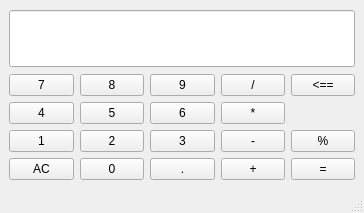
ignabelitzky/gui-simple-calculator, file calculator/calculator.ui: the form before one commit.
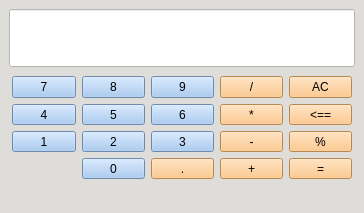
The form after the commit.

Commit message: Minor improvements on UI, correction on subtract and sum buttons actions

Diff of the .ui file:
```diff
--- a/calculator/calculator.ui
+++ b/calculator/calculator.ui
@@ -34,155 +34,335 @@
   <property name="windowTitle">
    <string>Calculator</string>
   </property>
+  <property name="styleSheet">
+   <string notr="true">background-color: rgb(222, 221, 218);</string>
+  </property>
   <widget class="QWidget" name="centralwidget">
    <layout class="QVBoxLayout" name="verticalLayout">
     <item>
      <widget class="QLineEdit" name="display_lineEdit">
       <property name="font">
        <font>
+        <family>URW Bookman</family>
         <pointsize>32</pointsize>
+        <weight>75</weight>
+        <bold>true</bold>
        </font>
       </property>
+      <property name="styleSheet">
+       <string notr="true">background-color: rgb(255, 255, 255);</string>
+      </property>
       <property name="alignment">
        <set>Qt::AlignRight|Qt::AlignTrailing|Qt::AlignVCenter</set>
       </property>
      </widget>
     </item>
     <item>
-     <layout class="QGridLayout" name="gridLayout">
-      <item row="0" column="1">
-       <widget class="QPushButton" name="eight_btn">
-        <property name="text">
-         <string>8</string>
+     <layout class="QGridLayout" name="gridLayout" rowstretch="0,0,0,0" columnstretch="0,0,0,0,0">
+      <property name="leftMargin">
+       <number>3</number>
+      </property>
+      <property name="topMargin">
+       <number>3</number>
+      </property>
+      <property name="rightMargin">
+       <number>3</number>
+      </property>
+      <property name="bottomMargin">
+       <number>3</number>
+      </property>
+      <item row="1" column="3">
+       <widget class="QPushButton" name="product_btn">
+        <property name="focusPolicy">
+         <enum>Qt::NoFocus</enum>
         </property>
-       </widget>
-      </item>
-      <item row="1" column="0">
-       <widget class="QPushButton" name="four_btn">
-        <property name="text">
-         <string>4</string>
+        <property name="styleSheet">
+         <string notr="true">background-color: rgb(255, 190, 111);
+
+
+selection-background-color: rgb(255, 120, 0);</string>
         </property>
-       </widget>
-      </item>
-      <item row="0" column="3">
-       <widget class="QPushButton" name="divide_btn">
         <property name="text">
-         <string>/</string>
-        </property>
-       </widget>
-      </item>
-      <item row="3" column="1">
-       <widget class="QPushButton" name="zero_btn">
-        <property name="text">
-         <string>0</string>
-        </property>
-       </widget>
-      </item>
-      <item row="3" column="0">
-       <widget class="QPushButton" name="clear_btn">
-        <property name="text">
-         <string>AC</string>
-        </property>
-       </widget>
-      </item>
-      <item row="3" column="3">
-       <widget class="QPushButton" name="sum_btn">
-        <property name="text">
-         <string>+</string>
-        </property>
-       </widget>
-      </item>
-      <item row="2" column="1">
-       <widget class="QPushButton" name="two_btn">
-        <property name="text">
-         <string>2</string>
-        </property>
-       </widget>
-      </item>
-      <item row="1" column="1">
-       <widget class="QPushButton" name="five_btn">
-        <property name="text">
-         <string>5</string>
+         <string>*</string>
         </property>
        </widget>
       </item>
       <item row="2" column="2">
        <widget class="QPushButton" name="three_btn">
+        <property name="focusPolicy">
+         <enum>Qt::NoFocus</enum>
+        </property>
+        <property name="styleSheet">
+         <string notr="true">background-color: rgb(153, 193, 241);</string>
+        </property>
         <property name="text">
          <string>3</string>
         </property>
        </widget>
       </item>
-      <item row="0" column="2">
-       <widget class="QPushButton" name="nine_btn">
+      <item row="1" column="1">
+       <widget class="QPushButton" name="five_btn">
+        <property name="focusPolicy">
+         <enum>Qt::NoFocus</enum>
+        </property>
+        <property name="styleSheet">
+         <string notr="true">background-color: rgb(153, 193, 241);</string>
+        </property>
         <property name="text">
-         <string>9</string>
+         <string>5</string>
+        </property>
+       </widget>
+      </item>
+      <item row="2" column="0">
+       <widget class="QPushButton" name="one_btn">
+        <property name="focusPolicy">
+         <enum>Qt::NoFocus</enum>
+        </property>
+        <property name="styleSheet">
+         <string notr="true">background-color: rgb(153, 193, 241);</string>
+        </property>
+        <property name="text">
+         <string>1</string>
         </property>
        </widget>
       </item>
       <item row="0" column="0">
        <widget class="QPushButton" name="seven_btn">
+        <property name="focusPolicy">
+         <enum>Qt::NoFocus</enum>
+        </property>
+        <property name="styleSheet">
+         <string notr="true">background-color: rgb(153, 193, 241);</string>
+        </property>
         <property name="text">
          <string>7</string>
         </property>
        </widget>
       </item>
+      <item row="3" column="3">
+       <widget class="QPushButton" name="sum_btn">
+        <property name="focusPolicy">
+         <enum>Qt::NoFocus</enum>
+        </property>
+        <property name="styleSheet">
+         <string notr="true">background-color: rgb(255, 190, 111);
+
+
+selection-background-color: rgb(255, 120, 0);</string>
+        </property>
+        <property name="text">
+         <string>+</string>
+        </property>
+       </widget>
+      </item>
+      <item row="1" column="0">
+       <widget class="QPushButton" name="four_btn">
+        <property name="focusPolicy">
+         <enum>Qt::NoFocus</enum>
+        </property>
+        <property name="styleSheet">
+         <string notr="true">background-color: rgb(153, 193, 241);</string>
+        </property>
+        <property name="text">
+         <string>4</string>
+        </property>
+       </widget>
+      </item>
       <item row="1" column="2">
        <widget class="QPushButton" name="six_btn">
+        <property name="focusPolicy">
+         <enum>Qt::NoFocus</enum>
+        </property>
+        <property name="styleSheet">
+         <string notr="true">background-color: rgb(153, 193, 241);</string>
+        </property>
         <property name="text">
          <string>6</string>
         </property>
        </widget>
       </item>
-      <item row="2" column="0">
-       <widget class="QPushButton" name="one_btn">
+      <item row="0" column="3">
+       <widget class="QPushButton" name="divide_btn">
+        <property name="focusPolicy">
+         <enum>Qt::NoFocus</enum>
+        </property>
+        <property name="styleSheet">
+         <string notr="true">background-color: rgb(255, 190, 111);
+
+
+selection-background-color: rgb(255, 120, 0);</string>
+        </property>
         <property name="text">
-         <string>1</string>
+         <string>/</string>
         </property>
        </widget>
       </item>
-      <item row="1" column="3">
-       <widget class="QPushButton" name="product_btn">
+      <item row="0" column="1">
+       <widget class="QPushButton" name="eight_btn">
+        <property name="focusPolicy">
+         <enum>Qt::NoFocus</enum>
+        </property>
+        <property name="styleSheet">
+         <string notr="true">background-color: rgb(153, 193, 241);</string>
+        </property>
         <property name="text">
-         <string>*</string>
+         <string>8</string>
         </property>
        </widget>
       </item>
       <item row="2" column="3">
        <widget class="QPushButton" name="subtract_btn">
+        <property name="focusPolicy">
+         <enum>Qt::NoFocus</enum>
+        </property>
+        <property name="styleSheet">
+         <string notr="true">background-color: rgb(255, 190, 111);
+
+
+selection-background-color: rgb(255, 120, 0);</string>
+        </property>
         <property name="text">
          <string>-</string>
         </property>
        </widget>
       </item>
-      <item row="0" column="4">
-       <widget class="QPushButton" name="backspace_btn">
+      <item row="0" column="2">
+       <widget class="QPushButton" name="nine_btn">
+        <property name="focusPolicy">
+         <enum>Qt::NoFocus</enum>
+        </property>
+        <property name="styleSheet">
+         <string notr="true">background-color: rgb(153, 193, 241);</string>
+        </property>
         <property name="text">
-         <string>&lt;==</string>
+         <string>9</string>
+        </property>
+       </widget>
+      </item>
+      <item row="2" column="1">
+       <widget class="QPushButton" name="two_btn">
+        <property name="focusPolicy">
+         <enum>Qt::NoFocus</enum>
+        </property>
+        <property name="styleSheet">
+         <string notr="true">background-color: rgb(153, 193, 241);</string>
+        </property>
+        <property name="text">
+         <string>2</string>
         </property>
        </widget>
       </item>
       <item row="3" column="4">
        <widget class="QPushButton" name="equal_btn">
+        <property name="minimumSize">
+         <size>
+          <width>0</width>
+          <height>21</height>
+         </size>
+        </property>
+        <property name="maximumSize">
+         <size>
+          <width>64</width>
+          <height>27</height>
+         </size>
+        </property>
+        <property name="focusPolicy">
+         <enum>Qt::NoFocus</enum>
+        </property>
+        <property name="styleSheet">
+         <string notr="true">background-color: rgb(255, 190, 111);
+
+
+selection-background-color: rgb(255, 120, 0);</string>
+        </property>
         <property name="text">
          <string>=</string>
         </property>
-       </widget>
-      </item>
-      <item row="3" column="2">
-       <widget class="QPushButton" name="comma_btn">
-        <property name="text">
-         <string>.</string>
+        <property name="iconSize">
+         <size>
+          <width>16</width>
+          <height>16</height>
+         </size>
         </property>
        </widget>
       </item>
       <item row="2" column="4">
        <widget class="QPushButton" name="mod_btn">
+        <property name="focusPolicy">
+         <enum>Qt::NoFocus</enum>
+        </property>
+        <property name="styleSheet">
+         <string notr="true">background-color: rgb(255, 190, 111);
+
+
+selection-background-color: rgb(255, 120, 0);</string>
+        </property>
         <property name="text">
          <string>%</string>
         </property>
        </widget>
       </item>
+      <item row="3" column="2">
+       <widget class="QPushButton" name="comma_btn">
+        <property name="focusPolicy">
+         <enum>Qt::NoFocus</enum>
+        </property>
+        <property name="styleSheet">
+         <string notr="true">background-color: rgb(255, 190, 111);
+
+
+selection-background-color: rgb(255, 120, 0);</string>
+        </property>
+        <property name="text">
+         <string>.</string>
+        </property>
+       </widget>
+      </item>
+      <item row="3" column="1">
+       <widget class="QPushButton" name="zero_btn">
+        <property name="focusPolicy">
+         <enum>Qt::NoFocus</enum>
+        </property>
+        <property name="styleSheet">
+         <string notr="true">background-color: rgb(153, 193, 241);</string>
+        </property>
+        <property name="text">
+         <string>0</string>
+        </property>
+       </widget>
+      </item>
+      <item row="0" column="4">
+       <widget class="QPushButton" name="clear_btn">
+        <property name="focusPolicy">
+         <enum>Qt::NoFocus</enum>
+        </property>
+        <property name="styleSheet">
+         <string notr="true">background-color: rgb(255, 190, 111);
+
+
+selection-background-color: rgb(255, 120, 0);</string>
+        </property>
+        <property name="text">
+         <string>AC</string>
+        </property>
+       </widget>
+      </item>
+      <item row="1" column="4">
+       <widget class="QPushButton" name="backspace_btn">
+        <property name="focusPolicy">
+         <enum>Qt::NoFocus</enum>
+        </property>
+        <property name="styleSheet">
+         <string notr="true">background-color: rgb(255, 190, 111);
+
+
+selection-background-color: rgb(255, 120, 0);</string>
+        </property>
+        <property name="text">
+         <string>&lt;==</string>
+        </property>
+       </widget>
+      </item>
      </layout>
     </item>
    </layout>
```
Left out of the diff: 22 changed lines with no effect on the pictures. The commit also changes 3 other files.
